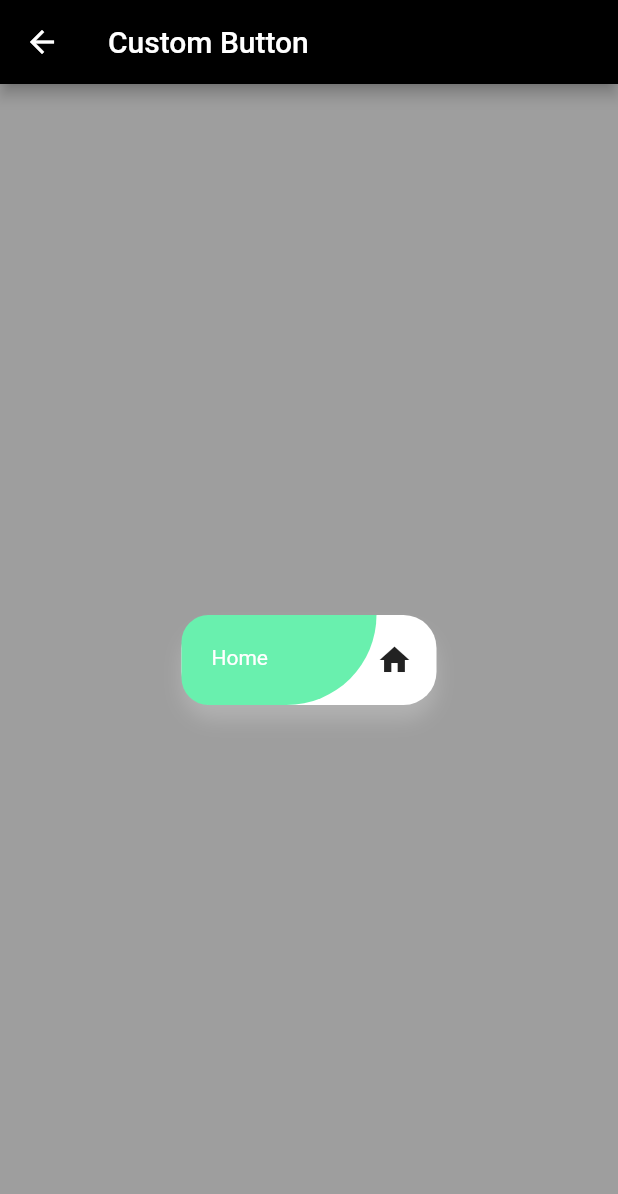
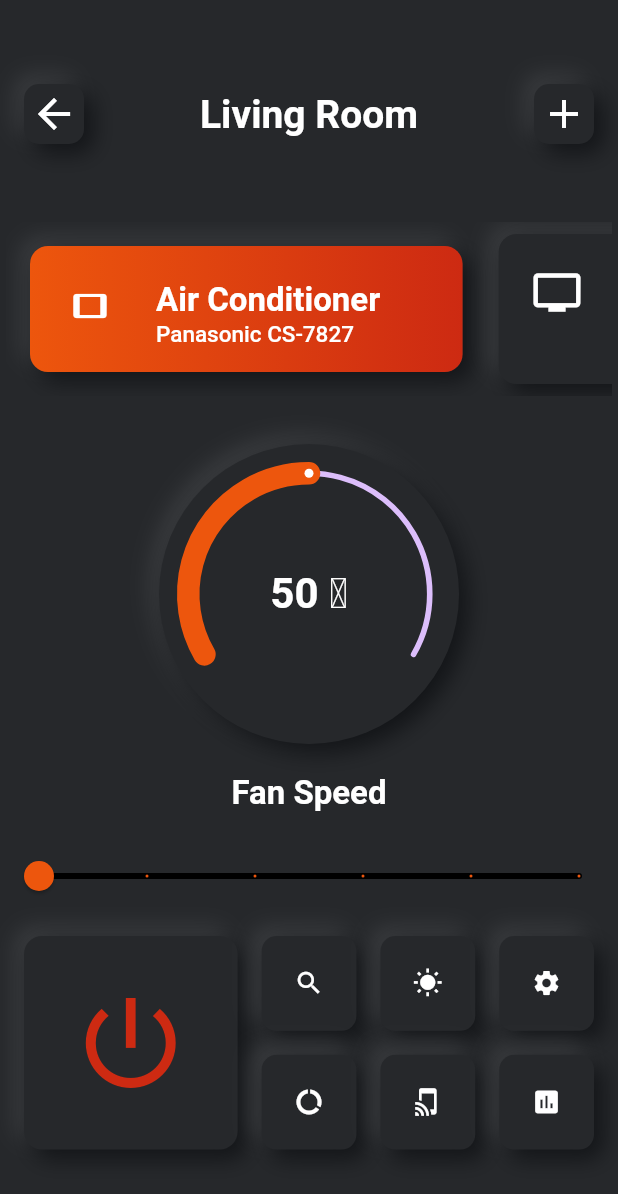
Before and after one commit to jobic10/flutter_again, a Flutter app: the screen it shows after launch, after a tap on "Sign in with Facebook", on a phone screen of 412 x 824 dp. Shown: the top 1194 px of the screen. Run offline on Flutter 3.47's test engine with Material 2 defaults, Android fonts, the phone set to English and light mode, and no system bars; drawn by our look-alikes of clay_containers, sleek_circular_slider; our stand-ins replace flutter_screenutil.

Commit message:
Living Room UI completed

```diff
--- a/lib/app/sign_in/sign_in_page.dart
+++ b/lib/app/sign_in/sign_in_page.dart
@@ -1,6 +1,7 @@
 import 'package:flutter/material.dart';
 import 'package:flutter_again/app/day2/theme.dart';
 import 'package:flutter_again/app/sign_in/sign_in_button.dart';
+import 'package:flutter_again/day3/clay_container.dart';
 import 'package:flutter_again/day3/custom_button.dart';
 import 'package:flutter_again/route/routeConstant.dart';
 
@@ -65,7 +66,7 @@ Widget _buildContent(BuildContext context) {
             imagePath: 'asset/images/facebook.png',
             onPressed: () {
               Navigator.of(context)
-                  .push(MaterialPageRoute(builder: (_) => CustomButton()));
+                  .push(MaterialPageRoute(builder: (_) => ClayContainerPage()));
             },
             foreColor: Colors.white,
             backColor: Color(0xFF304D90),
--- /dev/null
+++ b/lib/day3/clay_container.dart
@@ -0,0 +1,326 @@
+import 'package:flutter/material.dart';
+import 'package:clay_containers/clay_containers.dart';
+import 'package:flutter_staggered_grid_view/flutter_staggered_grid_view.dart';
+import 'package:sleek_circular_slider/sleek_circular_slider.dart';
+
+Color primaryColor = Color(0XFF26282B);
+Color activeColor1 = Color(0XFFED560D);
+Color activeColor2 = Color(0XFFCD2A12);
+
+List<Color> gradientColors = [activeColor1, activeColor2];
+
+class ClayContainerPage extends StatefulWidget {
+  const ClayContainerPage({Key? key}) : super(key: key);
+  @override
+  _ClayContainerPageState createState() => _ClayContainerPageState();
+}
+
+class _ClayContainerPageState extends State<ClayContainerPage> {
+  var _value = 0.0;
+  @override
+  Widget build(BuildContext context) {
+    return Scaffold(
+      backgroundColor: primaryColor,
+      body: Column(
+        mainAxisAlignment: MainAxisAlignment.start,
+        crossAxisAlignment: CrossAxisAlignment.center,
+        children: [
+          SizedBox(
+            height: 40,
+          ),
+          topAppBar(),
+          SizedBox(height: 24),
+          Container(
+              height: 140,
+              padding: EdgeInsets.symmetric(vertical: 12, horizontal: 4),
+              child: ListView(
+                scrollDirection: Axis.horizontal,
+                children: [
+                  listItem1(),
+                  listItem2(),
+                ],
+              )),
+          SizedBox(
+            height: 20,
+          ),
+          circularTempSlider(),
+          SizedBox(
+            height: 20,
+          ),
+          Text(
+            'Fan Speed',
+            style: TextStyle(
+              color: Colors.white,
+              fontWeight: FontWeight.bold,
+              fontSize: 22,
+            ),
+          ),
+          SizedBox(
+            height: 18,
+          ),
+          temperatureSlider(),
+          Container(
+            padding: EdgeInsets.all(16),
+            height: MediaQuery.of(context).size.width * 0.4 + 32,
+            child: StaggeredGridView.count(
+              crossAxisCount: 5,
+              crossAxisSpacing: 16,
+              mainAxisSpacing: 16,
+              staggeredTiles: [
+                StaggeredTile.count(2, 2),
+                StaggeredTile.count(1, 1),
+                StaggeredTile.count(1, 1),
+                StaggeredTile.count(1, 1),
+                StaggeredTile.count(1, 1),
+                StaggeredTile.count(1, 1),
+                StaggeredTile.count(1, 1),
+              ],
+              children: [
+                mainIconMenu(),
+                MenuItem(iconName: Icons.search),
+                MenuItem(iconName: Icons.wb_sunny),
+                MenuItem(iconName: Icons.settings),
+                MenuItem(iconName: Icons.data_usage),
+                MenuItem(iconName: Icons.tap_and_play),
+                MenuItem(iconName: Icons.assessment),
+              ],
+            ),
+          )
+        ],
+      ),
+    );
+  }
+
+  Widget mainIconMenu() {
+    return ClayContainer(
+      height: MediaQuery.of(context).size.width * 0.4,
+      width: MediaQuery.of(context).size.width * 0.4,
+      color: primaryColor,
+      borderRadius: 12,
+      child: Center(
+        child: Icon(
+          Icons.power_settings_new,
+          color: activeColor2,
+          size: 80,
+        ),
+      ),
+    );
+  }
+
+  Widget temperatureSlider() {
+    return Slider(
+      value: _value,
+      min: 0.0,
+      max: 5.0,
+      divisions: 5,
+      activeColor: activeColor1,
+      inactiveColor: Colors.black,
+      onChanged: (newValue) {
+        setState(() {
+          _value = newValue;
+        });
+      },
+      label: _value.toString(),
+    );
+  }
+
+  Widget topAppBar() {
+    return Padding(
+        padding: EdgeInsets.all(16),
+        child: Row(
+          mainAxisAlignment: MainAxisAlignment.spaceBetween,
+          crossAxisAlignment: CrossAxisAlignment.center,
+          children: [
+            ClayContainer(
+              height: 40,
+              width: 40,
+              borderRadius: 10,
+              color: primaryColor,
+              child: Padding(
+                padding: EdgeInsets.all(4),
+                child: Center(
+                  child: Icon(
+                    Icons.arrow_back,
+                    color: Colors.white,
+                    size: 32,
+                  ),
+                ),
+              ),
+            ),
+            Text(
+              'Living Room',
+              style: TextStyle(
+                fontSize: 26,
+                color: Colors.white,
+                fontWeight: FontWeight.w600,
+              ),
+            ),
+            ClayContainer(
+              height: 40,
+              width: 40,
+              borderRadius: 10,
+              color: primaryColor,
+              child: Padding(
+                padding: EdgeInsets.all(4),
+                child: Center(
+                  child: Icon(
+                    Icons.add,
+                    color: Colors.white,
+                    size: 32,
+                  ),
+                ),
+              ),
+            ),
+          ],
+        ));
+  }
+
+  Widget listItem1() {
+    return Container(
+      padding: EdgeInsets.all(16),
+      child: ClayContainer(
+        height: 100,
+        width: MediaQuery.of(context).size.width * 0.7,
+        borderRadius: 12,
+        color: primaryColor,
+        child: Container(
+          decoration: BoxDecoration(
+            gradient: LinearGradient(
+              colors: [
+                activeColor1,
+                activeColor2,
+              ],
+            ),
+            borderRadius: BorderRadius.circular(12),
+          ),
+          child: Padding(
+            padding: EdgeInsets.all(12),
+            child: ListTile(
+              leading: Icon(
+                Icons.tablet,
+                color: Colors.white,
+              ),
+              subtitle: Text(
+                'Panasonic CS-7827',
+                style: TextStyle(
+                  fontWeight: FontWeight.w500,
+                  color: Colors.white,
+                  fontSize: 15,
+                ),
+              ),
+              title: Text(
+                'Air Conditioner',
+                style: TextStyle(
+                  fontWeight: FontWeight.bold,
+                  color: Colors.white,
+                  fontSize: 22,
+                ),
+              ),
+            ),
+          ),
+        ),
+      ),
+    );
+  }
+
+  Widget listItem2() {
+    return Padding(
+      padding: const EdgeInsets.all(8),
+      child: ClayContainer(
+        width: MediaQuery.of(context).size.width * .7,
+        borderRadius: 12,
+        color: primaryColor,
+        child: Padding(
+          padding: EdgeInsets.all(6),
+          child: ListTile(
+            leading: Icon(Icons.tv, color: Colors.white, size: 34),
+            title: Text(
+              'Smart TV',
+              style: TextStyle(
+                color: Colors.white,
+                fontWeight: FontWeight.bold,
+                fontSize: 22,
+              ),
+            ),
+            subtitle: Text(
+              'Sony Bravia ED-09IU7',
+              style: TextStyle(
+                color: Colors.white,
+                fontWeight: FontWeight.w500,
+              ),
+            ),
+          ),
+        ),
+      ),
+    );
+  }
+
+  Widget circularTempSlider() {
+    return ClayContainer(
+      height: 200,
+      width: 200,
+      color: primaryColor,
+      borderRadius: 200,
+      child: Padding(
+        padding: EdgeInsets.all(12),
+        child: SleekCircularSlider(
+          onChange: (val) {
+            print(val);
+          },
+          appearance: CircularSliderAppearance(
+            customColors: CustomSliderColors(
+              progressBarColor: activeColor1,
+              hideShadow: true,
+              shadowColor: Colors.transparent,
+            ),
+            infoProperties: InfoProperties(
+              mainLabelStyle: TextStyle(
+                color: Colors.white,
+                fontSize: 28,
+                fontWeight: FontWeight.w600,
+              ),
+              modifier: (double value) {
+                return '${value.toInt()} \u2103';
+              },
+            ),
+          ),
+        ),
+      ),
+    );
+  }
+}
+
+class MenuItem extends StatefulWidget {
+  const MenuItem({Key? key, required this.iconName}) : super(key: key);
+  final IconData iconName;
+  @override
+  _MenuItemState createState() => _MenuItemState();
+}
+
+class _MenuItemState extends State<MenuItem> {
+  bool isSelected = false;
+  @override
+  Widget build(BuildContext context) {
+    return InkWell(
+      onTap: () {
+        setState(
+          () {
+            isSelected = !isSelected;
+          },
+        );
+      },
+      child: ClayContainer(
+        height: MediaQuery.of(context).size.height * (1 / 7),
+        width: MediaQuery.of(context).size.width * (1 / 7),
+        borderRadius: 10,
+        color: primaryColor,
+        surfaceColor: isSelected ? activeColor2 : primaryColor,
+        child: Icon(
+          widget.iconName,
+          color: Colors.white,
+          size: 20,
+        ),
+      ),
+    );
+  }
+}
--- a/pubspec.yaml
+++ b/pubspec.yaml
@@ -29,6 +29,8 @@ dependencies:
   cupertino_icons: ^1.0.2
   flutter_screenutil: ^5.0.0+2
   clay_containers: ^0.3.2
+  sleek_circular_slider: ^2.0.1
+  flutter_staggered_grid_view: ^0.4.0
 
 dev_dependencies:
   flutter_test:
```
Also changed, not shown: pubspec.lock.
